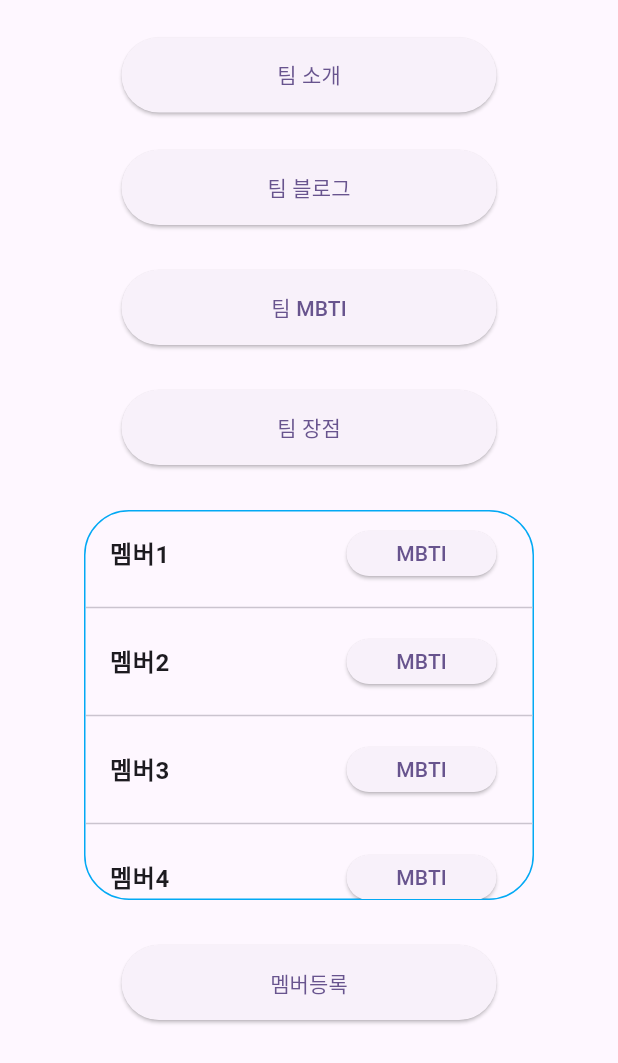
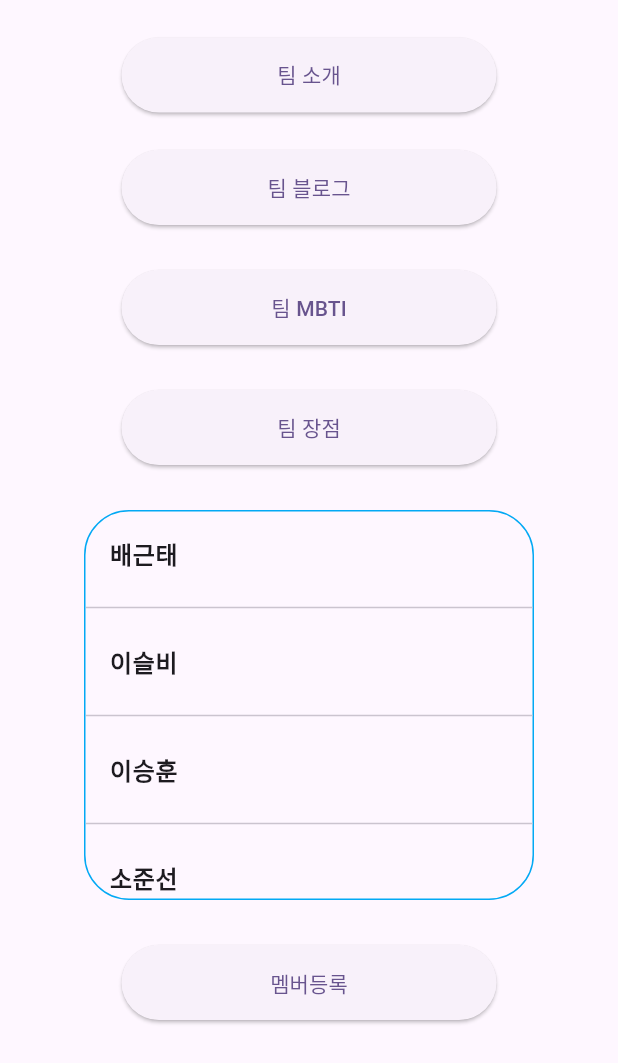
Before and after one commit to Seulbi-Lee-project/I5_teamIntroduce, a Flutter app: the screen it shows after launch, on a phone screen of 412 x 824 dp. Shown: the top 1063 px of the screen. Run offline on Flutter 3.47's test engine with Material 2 defaults, Android fonts, the phone set to English and light mode, and no system bars; our stand-ins replace shared_preferences.

Commit message:
[FEAT] : data add

```diff
--- a/lib/member_service.dart
+++ b/lib/member_service.dart
@@ -35,39 +35,39 @@ class Member {
 class MemberService extends ChangeNotifier {
   List<Member> memberList = [
     Member(
-      name: '멤버1',
-      mbti: '',
-      merit: '',
-      style: '',
-      blog: 'https://velog.io/@ldh7054',
+      name: '배근태',
+      mbti: 'ISTP',
+      merit: '끈기 있습니다',
+      style: '내가 할 일은 책임감 있게 합니다',
+      blog: 'https://velog.io/@bkt2790',
     ), // 더미(dummy) 데이터
     Member(
-      name: '멤버2',
-      mbti: '',
-      merit: '',
-      style: '',
-      blog: '',
+      name: '이슬비',
+      mbti: 'ISTJ',
+      merit: '실수가 적다',
+      style: '숨은 강자',
+      blog: 'https://velog.io/@ifssfws',
     ), // 더미(dummy) 데이터
     Member(
-      name: '멤버3',
-      mbti: '',
-      merit: '',
-      style: '',
-      blog: '',
+      name: '이승훈',
+      mbti: 'INFJ',
+      merit: '포기하지 않고 열심히 합니다',
+      style: '민폐 안끼치고 할 일 하겠습니다',
+      blog: 'https://hara9052.tistory.com/',
     ), // 더미(dummy) 데이터
     Member(
-      name: '멤버4',
-      mbti: '',
-      merit: '',
-      style: '',
-      blog: '',
+      name: '소준선',
+      mbti: 'ISTP',
+      merit: '평화주의자',
+      style: '열심히 잘 따라갑니다',
+      blog: 'https://junseon98.tistory.com/',
     ), // 더미(dummy) 데이터
     Member(
-      name: '멤버5',
-      mbti: '',
-      merit: '',
-      style: '',
-      blog: '',
+      name: '이동희',
+      mbti: 'ISTJ',
+      merit: '계획적이다',
+      style: '열심히 따라함',
+      blog: 'https://velog.io/@ldh7054',
     ), // 더미(dummy) 데이터
   ];
 
--- a/lib/member_view.dart
+++ b/lib/member_view.dart
@@ -33,13 +33,6 @@ class MemberView extends StatelessWidget {
               return Column(
                 children: [
                   ListTile(
-                    trailing: SizedBox(
-              height : 30,
-                width : 100,
-                child: ElevatedButton(
-                    child: Text("MBTI", maxLines: 1,),
-                    onPressed: () {}),
-              ),
                     title: Column(
                       crossAxisAlignment: CrossAxisAlignment.start,
                       children: [
```
